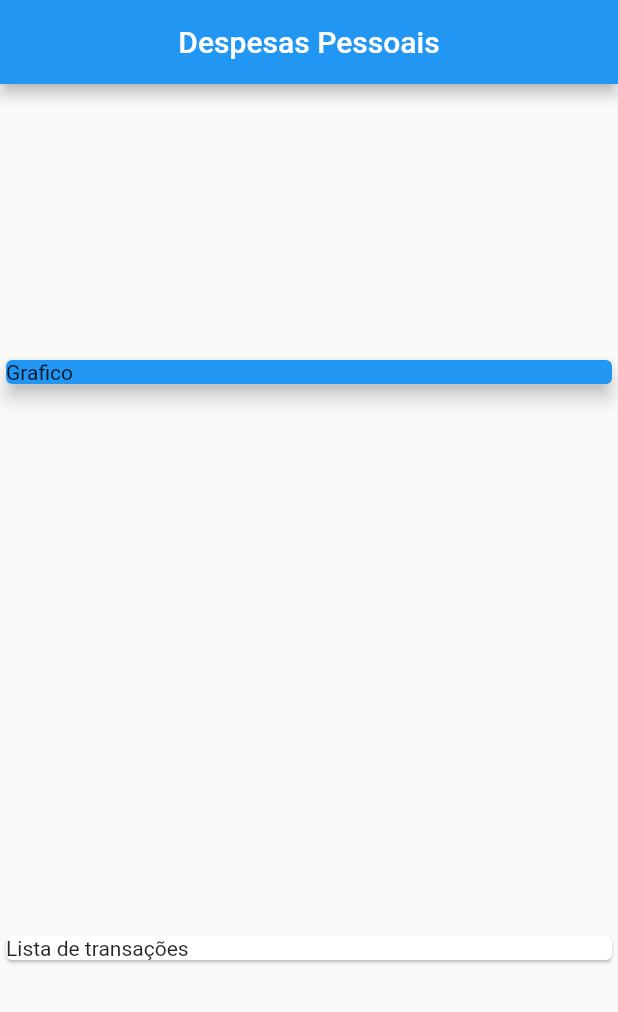
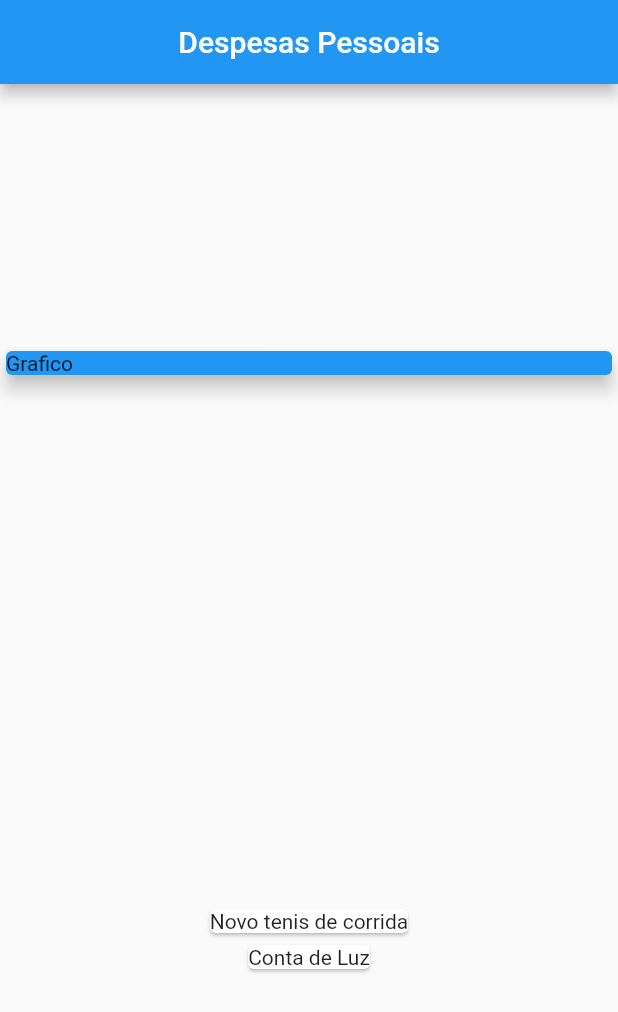
Before and after one commit to absjuniordev/expenses, a Flutter app: the screen it shows after launch, on a phone screen of 412 x 824 dp. Shown: the top 1012 px of the screen. Run offline on Flutter 3.47's test engine with Material 2 defaults, Android fonts, the phone set to English and light mode, and no system bars.

Commit message:
Mapear Dados para Widgets

```diff
--- a/lib/main.dart
+++ b/lib/main.dart
@@ -40,14 +40,20 @@ class MyHomePage extends StatelessWidget {
         crossAxisAlignment: CrossAxisAlignment.stretch,
         children: [
           Container(
-            child: Card(
+            child: const Card(
               color: Colors.blue,
               child: Text('Grafico'),
               elevation: 5,
             ),
           ),
-          Card(
-            child: Text('Lista de transações'),
+          Column(
+            children: [
+              ..._transactions.map((tr) {
+                return Card(
+                  child: Text(tr.title),
+                );
+              }).toList(),
+            ],
           )
         ],
       ),
```
